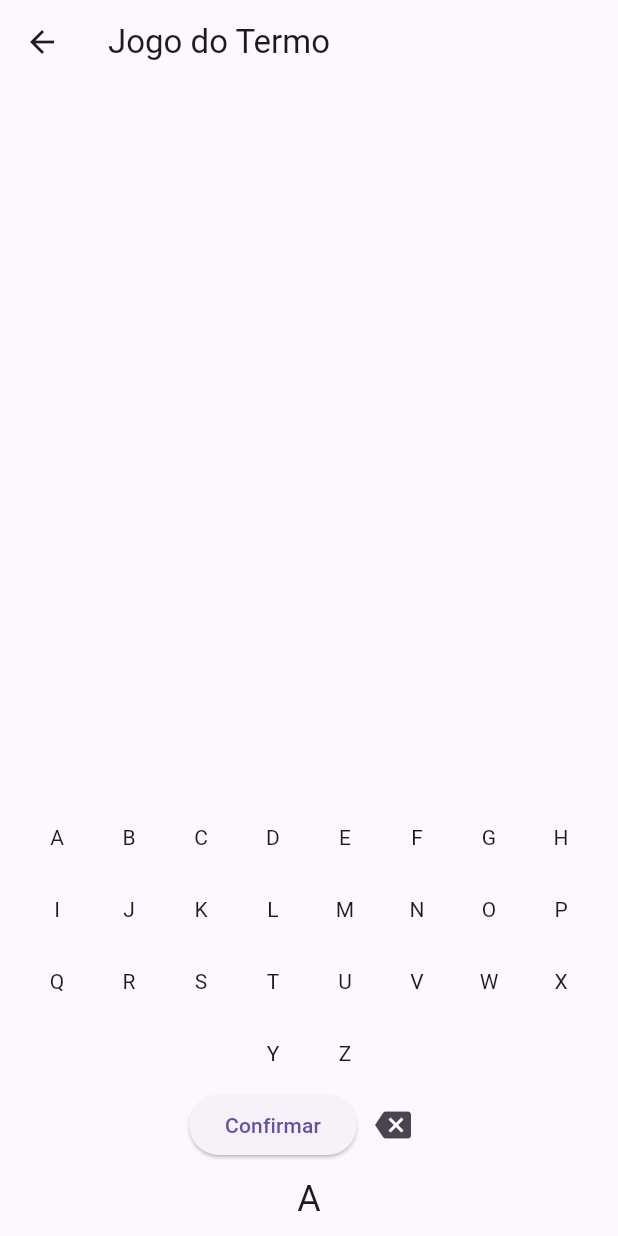
After one commit to Nilvando97/aplicativo_jogos, a Flutter app: the TelaDoJogoDoTermo screen opened by its route, after a tap on an icon or button, on a phone screen of 412 x 824 dp. The commit adds this screen. Run offline on Flutter 3.47's test engine with Material 3 defaults, Android fonts, the phone set to English and light mode, and no system bars.

Commit message:
atualizando

```diff
--- a/lib/models/jogo_da_forca_model.dart
+++ b/lib/models/jogo_da_forca_model.dart
@@ -1,6 +1,6 @@
 import 'package:flutter/material.dart';
 
-class JogoDaForca with ChangeNotifier {
+class JogoDaForcaModel with ChangeNotifier {
   String _palavra = 'LINCE';
   List<String> _letrasAdivinhadas = [];
   int _tentativasRestantes = 6;
--- /dev/null
+++ b/lib/models/jogo_do_termo_models.dart
@@ -0,0 +1,43 @@
+import 'package:flutter/material.dart';
+
+class JogoDoTermoModel extends ChangeNotifier {
+  final String palavraSecreta;
+  List<String> tentativas = [];
+  String tentativaAtual = '';
+
+  JogoDoTermoModel({this.palavraSecreta = 'TREINAMENTO'});
+
+  void adicionarLetra(String letra) {
+    if (tentativaAtual.length < palavraSecreta.length) {
+      tentativaAtual += letra;
+      notifyListeners();
+    }
+  }
+
+  void removerLetra() {
+    if (tentativaAtual.isNotEmpty) {
+      tentativaAtual = tentativaAtual.substring(0, tentativaAtual.length - 1);
+      notifyListeners();
+    }
+  }
+
+  void submeterTentativa() {
+    if (tentativaAtual.length == palavraSecreta.length) {
+      tentativas.add(tentativaAtual);
+      tentativaAtual = '';
+      notifyListeners();
+    }
+  }
+
+  List<int> verificarTentativa(String tentativa) {
+    List<int> resultado = List.filled(palavraSecreta.length, 0);
+    for (int i = 0; i < tentativa.length; i++) {
+      if (tentativa[i] == palavraSecreta[i]) {
+        resultado[i] = 2; // Letra correta na posição correta
+      } else if (palavraSecreta.contains(tentativa[i])) {
+        resultado[i] = 1; // Letra correta na posição errada
+      }
+    }
+    return resultado;
+  }
+}
--- a/lib/views/jogo_da_forca_interface.dart
+++ b/lib/views/jogo_da_forca_interface.dart
@@ -5,7 +5,7 @@ import '../models/jogo_da_forca_model.dart';
 class TelaJogoDaForca extends StatelessWidget {
   @override
   Widget build(BuildContext context) {
-    var jogo = Provider.of<JogoDaForca>(context);
+    var jogo = Provider.of<JogoDaForcaModel>(context);
 
     return Scaffold(
       appBar: AppBar(
@@ -45,7 +45,7 @@ class TelaJogoDaForca extends StatelessWidget {
     );
   }
 
-  Widget construirPalavra(JogoDaForca jogo) {
+  Widget construirPalavra(JogoDaForcaModel jogo) {
     return Row(
       mainAxisAlignment: MainAxisAlignment.center,
       children: jogo.palavra.split('').map((letra) {
@@ -60,7 +60,7 @@ class TelaJogoDaForca extends StatelessWidget {
     );
   }
 
-  Widget construirTeclado(JogoDaForca jogo, BuildContext context) {
+  Widget construirTeclado(JogoDaForcaModel jogo, BuildContext context) {
     return Wrap(
       alignment: WrapAlignment.center,
       children: 'ABCDEFGHIJKLMNOPQRSTUVWXYZ'.split('').map((letra) {
--- /dev/null
+++ b/lib/views/jogo_do_termo_interface.dart
@@ -0,0 +1,94 @@
+import 'package:flutter/material.dart';
+import 'package:provider/provider.dart';
+
+import '../models/jogo_do_termo_models.dart';
+
+class TelaDoJogoDoTermo extends StatelessWidget {
+  @override
+  Widget build(BuildContext context) {
+    final jogo = Provider.of<JogoDoTermoModel>(context);
+    return Scaffold(
+      appBar: AppBar(
+        title: Text('Jogo do Termo'),
+      ),
+      body: Column(
+        children: [
+          Expanded(
+            child: ListView.builder(
+              itemCount: jogo.tentativas.length,
+              itemBuilder: (context, index) {
+                final tentativa = jogo.tentativas[index];
+                final resultado = jogo.verificarTentativa(tentativa);
+                return SingleChildScrollView(
+                  scrollDirection: Axis.horizontal,
+                  child: Row(
+                    mainAxisAlignment: MainAxisAlignment.center,
+                    children: List.generate(tentativa.length, (i) {
+                      return Container(
+                        margin: EdgeInsets.all(4),
+                        padding: EdgeInsets.all(8),
+                        decoration: BoxDecoration(
+                          borderRadius: BorderRadius.circular(4),
+                          color: resultado[i] == 2
+                              ? Colors.green
+                              : resultado[i] == 1
+                                  ? Colors.yellow
+                                  : Colors.grey,
+                        ),
+                        child: Text(
+                          tentativa[i],
+                          style: TextStyle(fontSize: 24, color: Colors.white),
+                        ),
+                      );
+                    }),
+                  ),
+                );
+              },
+            ),
+          ),
+          Wrap(
+            alignment: WrapAlignment.center,
+            children: [
+              ...'ABCDEFGHIJKLMNOPQRSTUVWXYZ'.split('').map((letra) {
+                return IconButton(
+                  onPressed: () {
+                    jogo.adicionarLetra(letra);
+                  },
+                  icon: Text(letra),
+                );
+              }).toList(),
+            ],
+          ),
+          Row(
+            mainAxisAlignment: MainAxisAlignment.center,
+            children: [
+              ElevatedButton(
+                onPressed: jogo.tentativaAtual.isNotEmpty
+                    ? () {
+                        jogo.submeterTentativa();
+                      }
+                    : null,
+                child: Text('Confirmar'),
+              ),
+              IconButton(
+                onPressed: jogo.tentativaAtual.isNotEmpty
+                    ? () {
+                        jogo.removerLetra();
+                      }
+                    : null,
+                icon: Icon(Icons.backspace),
+              ),
+            ],
+          ),
+          Padding(
+            padding: const EdgeInsets.all(8.0),
+            child: Text(
+              jogo.tentativaAtual,
+              style: TextStyle(fontSize: 24),
+            ),
+          ),
+        ],
+      ),
+    );
+  }
+}
--- a/lib/views/tela_inicial.dart
+++ b/lib/views/tela_inicial.dart
@@ -13,8 +13,9 @@ class TelaInicial extends StatelessWidget {
             Center(
               child: CircularButton(
                 imagePath: 'assets/images/jogoDaVelha.png',
-                onTap: () {Navigator.pushNamed(context, '/jogoDaVelha');
-                print("clicando");
+                onTap: () {
+                  Navigator.pushNamed(context, '/jogoDaVelha');
+                  print("clicando");
                 },
               ),
             ),
@@ -22,9 +23,19 @@ class TelaInicial extends StatelessWidget {
             const SizedBox(height: 15),
             CircularButton(
               imagePath: 'assets/images/jogoDaForca.png',
-              onTap: () {Navigator.pushNamed(context, '/jogoDaForca');},
+              onTap: () {
+                Navigator.pushNamed(context, '/jogoDaForca');
+              },
             ),
             const Text("Jogo da Forca"),
+            const SizedBox(height: 15),
+            CircularButton(
+              imagePath: 'assets/images/termo.png',
+              onTap: () {
+                Navigator.pushNamed(context, '/jogoDoTermo');
+              },
+            ),
+            const Text("Jogo da Termo"),
           ],
         ),
       ),
--- a/pubspec.yaml
+++ b/pubspec.yaml
@@ -63,6 +63,8 @@ flutter:
   assets:
      - assets/images/jogoDaVelha.png
      - assets/images/jogoDaForca.png
+     - assets/images/termo.png
+
 
   # An image asset can refer to one or more resolution-specific "variants", see
   # https://flutter.dev/assets-and-images/#resolution-aware
```
Also changed, not shown: lib/main.dart (+5 -2 lines), assets/images/termo.png (added).
